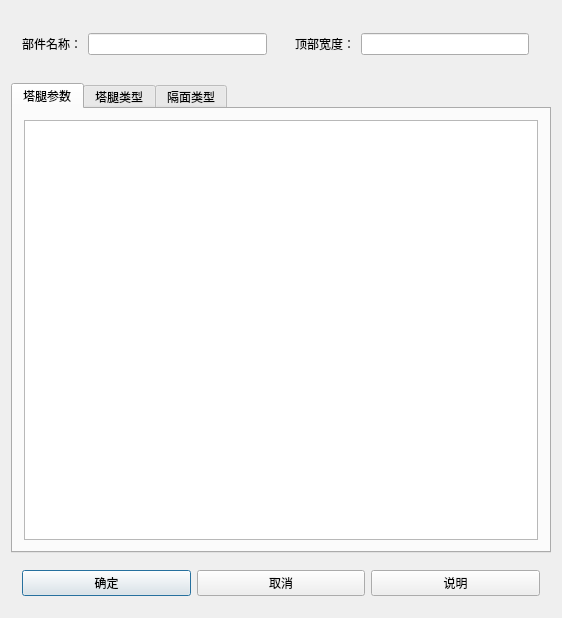
Qt form TW/T_Foot.ui (Shixuku/Tower-Visual) before a commit.
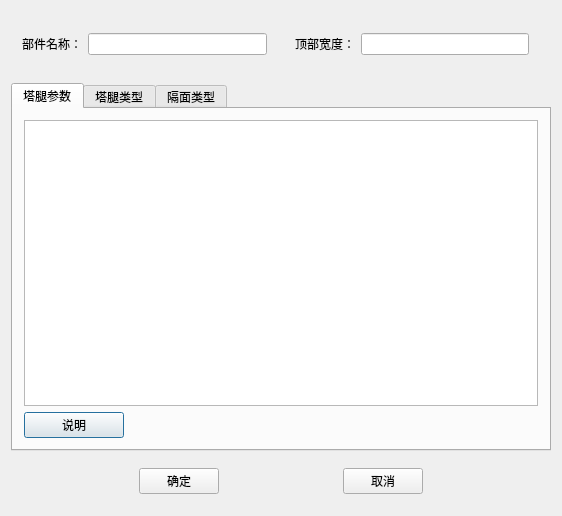
The same form after that commit. The open tabs and pages were chosen to show the change.

What changed in the file:
```diff
--- a/TW/T_Foot.ui
+++ b/TW/T_Foot.ui
@@ -7,7 +7,7 @@
     <x>0</x>
     <y>0</y>
     <width>562</width>
-    <height>618</height>
+    <height>516</height>
    </rect>
   </property>
   <property name="windowTitle">
@@ -68,6 +68,22 @@
        <item>
         <widget class="QTableWidget" name="tableWidget"/>
        </item>
+       <item>
+        <widget class="QPushButton" name="btn_help">
+         <property name="maximumSize">
+          <size>
+           <width>100</width>
+           <height>16777215</height>
+          </size>
+         </property>
+         <property name="layoutDirection">
+          <enum>Qt::LeftToRight</enum>
+         </property>
+         <property name="text">
+          <string>说明</string>
+         </property>
+        </widget>
+       </item>
       </layout>
      </widget>
      <widget class="QWidget" name="tab_2">
@@ -219,6 +235,19 @@
    <item>
     <widget class="QWidget" name="widget_4" native="true">
      <layout class="QHBoxLayout" name="horizontalLayout_4">
+      <item>
+       <spacer name="horizontalSpacer_4">
+        <property name="orientation">
+         <enum>Qt::Horizontal</enum>
+        </property>
+        <property name="sizeHint" stdset="0">
+         <size>
+          <width>40</width>
+          <height>20</height>
+         </size>
+        </property>
+       </spacer>
+      </item>
       <item>
        <widget class="QPushButton" name="btn_ok">
         <property name="text">
@@ -226,6 +255,19 @@
         </property>
        </widget>
       </item>
+      <item>
+       <spacer name="horizontalSpacer_3">
+        <property name="orientation">
+         <enum>Qt::Horizontal</enum>
+        </property>
+        <property name="sizeHint" stdset="0">
+         <size>
+          <width>40</width>
+          <height>20</height>
+         </size>
+        </property>
+       </spacer>
+      </item>
       <item>
        <widget class="QPushButton" name="btn_cancle">
         <property name="text">
@@ -234,11 +276,17 @@
        </widget>
       </item>
       <item>
-       <widget class="QPushButton" name="btn_help">
-        <property name="text">
-         <string>说明</string>
+       <spacer name="horizontalSpacer_5">
+        <property name="orientation">
+         <enum>Qt::Horizontal</enum>
         </property>
-       </widget>
+        <property name="sizeHint" stdset="0">
+         <size>
+          <width>40</width>
+          <height>20</height>
+         </size>
+        </property>
+       </spacer>
       </item>
      </layout>
     </widget>
```
Left out of the diff: 2 changed lines with no effect on the pictures.
